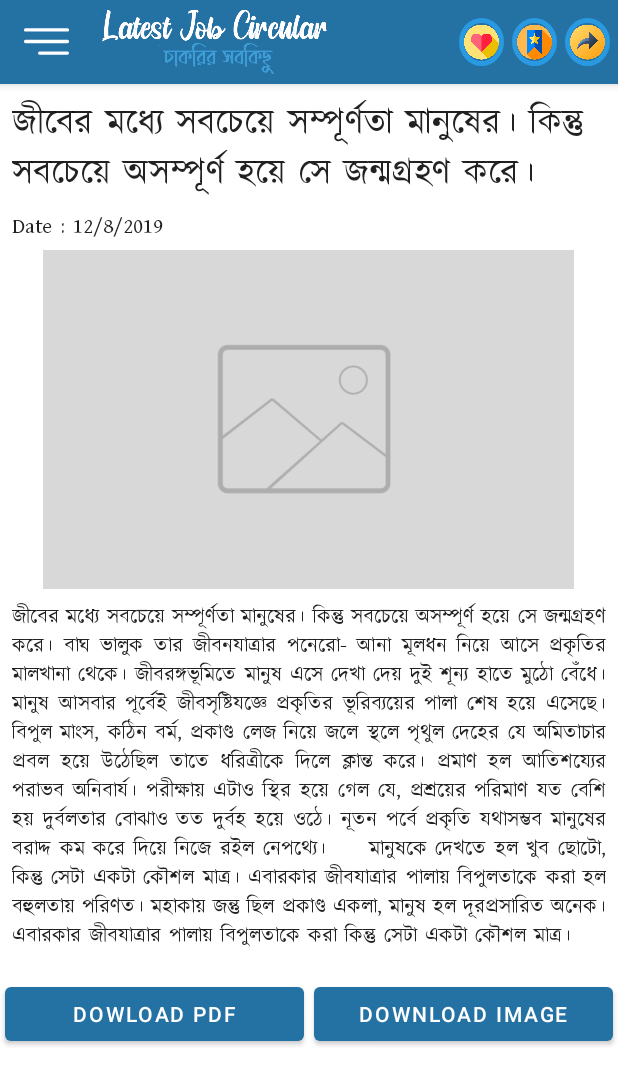
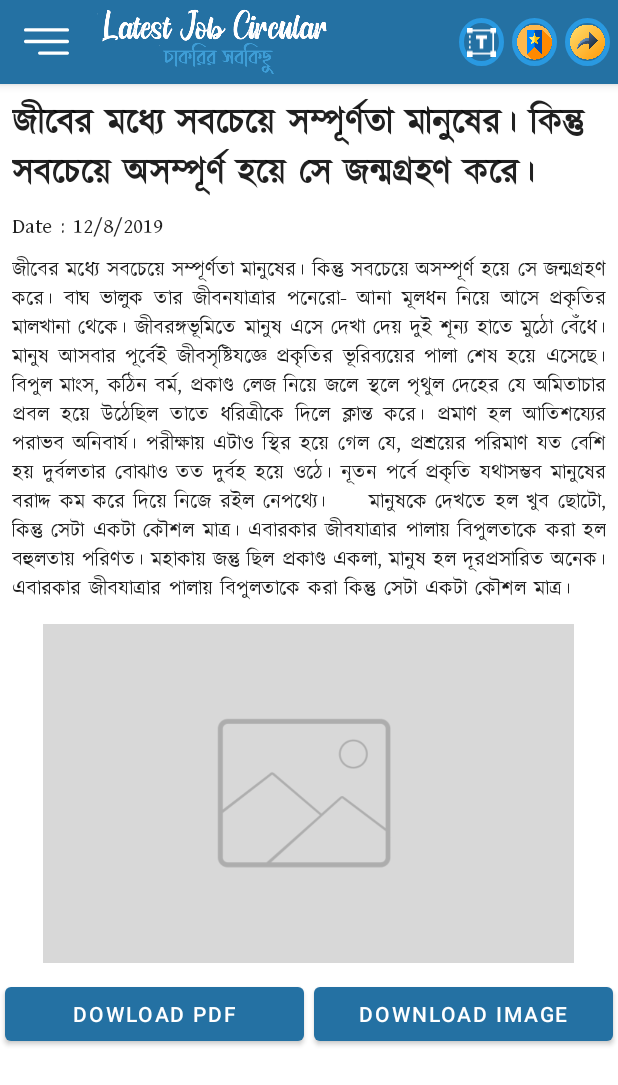
Before and after one commit to rahat14/Chakri, an Android app: the PostDetailActivity screen opened directly, with no data from a screen before it, on a phone screen of 412 x 824 dp. Shown: the top 1085 px of the screen. Run offline under Robolectric (Android 15) with nearby library versions, the phone set to English and light mode, and no system bars; our stand-ins replace sdp/ssp sizes.

Commit message:
updated ui

```diff
--- a/app/src/main/java/com/metacoders/cakri/Master_List_Page.java
+++ b/app/src/main/java/com/metacoders/cakri/Master_List_Page.java
@@ -37,7 +37,7 @@ import com.metacoders.cakri.Adapter.listAdapter;
             }
         };
         list.setAdapter(new listAdapter(this ,itemClickListenter));
-        headerTitle.setText("বাছাইকৃত বেষ্ট ১০০০+ পদে চাকরির বিজ্ঞপ্তি দেখুন");
+        headerTitle.setText("বাছাইকৃত বেষ্ট ২০০০+ পদে চাকরির বিজ্ঞপ্তি দেখুন");
         headerTitle.setSelected(true);
     }
 }
--- a/app/src/main/java/com/metacoders/cakri/PostDetailActivity.java
+++ b/app/src/main/java/com/metacoders/cakri/PostDetailActivity.java
@@ -2,13 +2,67 @@ package com.metacoders.cakri;
 
 import androidx.appcompat.app.AppCompatActivity;
 
+import android.app.AlertDialog;
+import android.content.DialogInterface;
 import android.os.Bundle;
+import android.util.TypedValue;
+import android.view.View;
+import android.widget.LinearLayout;
+import android.widget.TextView;
 
 public class PostDetailActivity extends AppCompatActivity {
 
+    LinearLayout like  , textSize ;
+    TextView descp ;
+    AlertDialog alertDialog;
     @Override
     protected void onCreate(Bundle savedInstanceState) {
         super.onCreate(savedInstanceState);
         setContentView(R.layout.activity_post_detail);
+
+        like = findViewById(R.id.likesLayout) ;
+        textSize= findViewById(R.id.sizeLayout);
+        descp = findViewById(R.id.desc);
+        like.setVisibility(View.GONE);
+        textSize.setVisibility(View.VISIBLE);
+
+        // click listener
+        textSize.setOnClickListener(new View.OnClickListener() {
+            @Override
+            public void onClick(View v) {
+               resizeTheFont();
+            }
+        });
+    }
+
+    private void resizeTheFont() {
+
+        CharSequence[] textSize = {"Normal","Large","Extra Large"};
+        // Toast.makeText(getApplicationContext() , "CLOCKED" , Toast.LENGTH_SHORT).show();
+
+
+        AlertDialog.Builder builder = new AlertDialog.Builder(PostDetailActivity.this,R.style.DialogTheme);
+        builder.setTitle("Select Text Size");
+        builder.setSingleChoiceItems(textSize, -1, new DialogInterface.OnClickListener() {
+            @Override
+            public void onClick(DialogInterface dialog, int item) {
+                switch (item){
+                    case 0:
+                        descp.setTextSize(TypedValue.COMPLEX_UNIT_SP,17);
+                        break;
+                    case 1:
+                        //  dView.setTextSize(TypedValue.COMPLEX_UNIT_SP,18);
+                        descp.setTextSize(TypedValue.COMPLEX_UNIT_SP,20);
+                        break;
+                    case 2:
+                        descp.setTextSize(TypedValue.COMPLEX_UNIT_SP,23);
+                        break;
+                }
+                alertDialog.dismiss();
+            }
+        });
+        alertDialog=builder.create();
+        alertDialog.show();
+
     }
 }
--- a/app/src/main/java/com/metacoders/cakri/jobCircularCategory.java
+++ b/app/src/main/java/com/metacoders/cakri/jobCircularCategory.java
@@ -10,14 +10,17 @@ import com.metacoders.cakri.Adapter.categorylistAdapter;
 
 public class jobCircularCategory extends AppCompatActivity {
 
-    TextView headerTitle ;
+    TextView headerTitle , bottomHeader ;
 
     @Override
     protected void onCreate(Bundle savedInstanceState) {
         super.onCreate(savedInstanceState);
         setContentView(R.layout.activity_job_circular_category);
         headerTitle = findViewById(R.id.page_title_textView) ;
+        bottomHeader = findViewById(R.id.page_bottom_textView);
 
         headerTitle.setText("চাকরির ক্যাটাগরী");
+        bottomHeader.setSelected(true);
+        bottomHeader.setText("⭐চলতি সপ্তাহের চাকরি পত্রিকার রিভিউ দেখুন ⭐");
     }
 }
--- /dev/null
+++ b/app/src/main/res/drawable/text_size.xml
@@ -0,0 +1,21 @@
+<vector xmlns:android="http://schemas.android.com/apk/res/android"
+    android:width="24dp"
+    android:height="24dp"
+    android:viewportWidth="512"
+    android:viewportHeight="512">
+    <path
+        android:fillColor="#FFFFFF"
+        android:pathData="m512,99.166v-99.166h-99.166v34.583h-313.668v-34.583h-99.166v99.166h99.166v-34.583h313.668v34.583h34.583v313.668h-34.583v34.583h-313.668v-34.583h-99.166v99.166h99.166v-34.583h313.668v34.583h99.166v-99.166h-34.583v-313.668z"/>
+    <path
+        android:fillColor="#FFFFFF"
+        android:pathData="m34.583,326.452h30v46.959h-30z"/>
+    <path
+        android:fillColor="#FFFFFF"
+        android:pathData="m34.583,232.521h30v46.959h-30z"/>
+    <path
+        android:fillColor="#FFFFFF"
+        android:pathData="m34.583,138.589h30v46.959h-30z"/>
+    <path
+        android:fillColor="#FFFFFF"
+        android:pathData="m287.478,373.003v-171.05h65.142v-62.956h-193.24v62.956h65.142v171.05z"/>
+</vector>
--- a/app/src/main/res/layout/activity_post_detail.xml
+++ b/app/src/main/res/layout/activity_post_detail.xml
@@ -20,6 +20,7 @@
             android:text="জীবের মধ্যে সবচেয়ে সম্পূর্ণতা মানুষের। কিন্তু সবচেয়ে অসম্পূর্ণ হয়ে সে জন্মগ্রহণ করে। "
             android:fontFamily="@font/kalpurush"
             android:layout_margin="8dp"
+            android:textStyle="bold"
             android:textAppearance="@style/TextAppearance.AppCompat.Headline"
             android:layout_height="wrap_content"/>
 
@@ -32,20 +33,11 @@
             android:textAppearance="@style/TextAppearance.AppCompat.Body1"
             android:layout_height="wrap_content"/>
 
-
-
-        <ImageView
-            android:layout_width="wrap_content"
-            android:src="@drawable/placeholder"
-            android:layout_marginTop="5dp"
-            android:layout_gravity="center_horizontal"
-            android:layout_height="wrap_content"/>
-
-
         <TextView
             android:layout_width="match_parent"
             android:layout_height="wrap_content"
             android:layout_margin="8dp"
+            android:id="@+id/desc"
             android:fontFamily="@font/kalpurush"
             android:justificationMode="inter_word"
             android:text="জীবের মধ্যে সবচেয়ে সম্পূর্ণতা মানুষের। কিন্তু সবচেয়ে অসম্পূর্ণ হয়ে সে জন্মগ্রহণ করে। বাঘ ভালুক তার জীবনযাত্রার পনেরো- আনা মূলধন নিয়ে আসে প্রকৃতির মালখানা থেকে। জীবরঙ্গভূমিতে মানুষ এসে দেখা দেয় দুই শূন্য হাতে মুঠো বেঁধে।
@@ -54,6 +46,13 @@
 
    মানুষকে দেখতে হল খুব ছোটো, কিন্তু সেটা একটা কৌশল মাত্র। এবারকার জীবযাত্রার পালায় বিপুলতাকে করা হল বহুলতায় পরিণত। মহাকায় জন্তু ছিল প্রকাণ্ড একলা, মানুষ হল দূরপ্রসারিত অনেক।এবারকার জীবযাত্রার পালায় বিপুলতাকে করা কিন্তু সেটা একটা কৌশল মাত্র। "
             android:textAppearance="@style/TextAppearance.AppCompat.Body2" />
+
+        <ImageView
+            android:layout_width="wrap_content"
+            android:src="@drawable/placeholder"
+            android:layout_marginTop="5dp"
+            android:layout_gravity="center_horizontal"
+            android:layout_height="wrap_content"/>
 
         <LinearLayout
             android:layout_width="match_parent"
--- a/app/src/main/res/layout/app_bar_main.xml
+++ b/app/src/main/res/layout/app_bar_main.xml
@@ -70,12 +70,29 @@
                     android:layout_width="30dp"
                     android:layout_marginStart="8dp"
                     android:padding="3dp"
+                    android:id="@+id/likesLayout"
                     android:background="@drawable/rounded_square"
                     android:layout_height="32dp">
                     <ImageView
                         android:layout_width="wrap_content"
                         android:layout_height="wrap_content"
                         android:src="@drawable/likes"
+
+                        />
+
+                </LinearLayout>
+                <LinearLayout
+                    android:layout_width="30dp"
+                    android:layout_marginStart="8dp"
+                    android:padding="5.5dp"
+                    android:visibility="gone"
+                    android:id="@+id/sizeLayout"
+                    android:background="@drawable/rounded_square"
+                    android:layout_height="32dp">
+                    <ImageView
+                        android:layout_width="wrap_content"
+                        android:layout_height="wrap_content"
+                        android:src="@drawable/text_size"
 
                         />
 
--- a/app/src/main/res/layout/bottom_heading_layout.xml
+++ b/app/src/main/res/layout/bottom_heading_layout.xml
@@ -22,7 +22,7 @@
             android:orientation="vertical">
 
             <TextView
-                android:id="@+id/page_title_textView"
+                android:id="@+id/page_bottom_textView"
                 style="@style/TextAppearance.MaterialComponents.Headline6"
                 android:layout_width="match_parent"
                 android:layout_height="wrap_content"
--- a/app/src/main/res/layout/navigation_drawer_layout.xml
+++ b/app/src/main/res/layout/navigation_drawer_layout.xml
@@ -131,7 +131,7 @@
                     <ImageView
                         android:layout_width="30dp"
                         android:padding="8dp"
-                        android:background="@drawable/cal"
+                        android:background="@drawable/banl_model_test"
                         android:layout_gravity="center"
                         android:layout_marginStart="10dp"
                         android:scaleType="centerCrop"
@@ -163,7 +163,7 @@
                     <ImageView
                         android:layout_width="30dp"
                         android:padding="8dp"
-                        android:background="@drawable/banl_model_test"
+                        android:background="@drawable/cal"
                         android:layout_gravity="center"
                         android:layout_marginStart="10dp"
                         android:scaleType="centerCrop"
--- a/app/src/main/res/values/colors.xml
+++ b/app/src/main/res/values/colors.xml
@@ -8,5 +8,6 @@
     <color name="colorAppBackground">#A2BECF</color>
     <color name="white">#ffffff</color>
     <color name="drawer_background">#124464</color>
+    <color name="grey">#808080</color>
     <color name="whiteTrans">#80ffffff</color>
 </resources>
--- a/app/src/main/res/values/styles.xml
+++ b/app/src/main/res/values/styles.xml
@@ -19,6 +19,12 @@
 
     </style>
 
+    <style name="DialogTheme" parent="ThemeOverlay.AppCompat.Dialog">
+        <item name="android:windowBackground">@color/white</item>
+        <item name="android:textColorPrimary">@color/colorBlack</item>
+        <item name="android:textColorSecondary">@color/grey</item>
+    </style>
+
 
 
 </resources>
```
Also changed, not shown: app/src/main/res/layout/activity_bcs_special_page.xml (+34 -2 lines).
